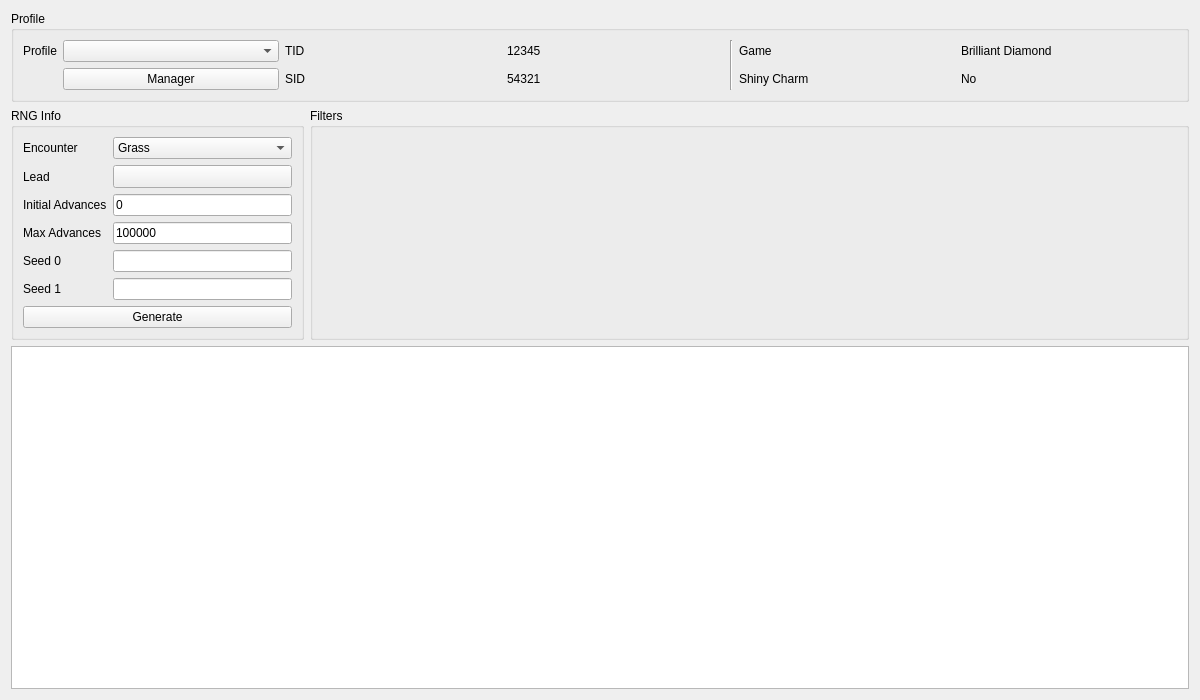
Qt form Source/Forms/Gen8/Static8.ui (Admiral-Fish/PokeFinder) before a commit.
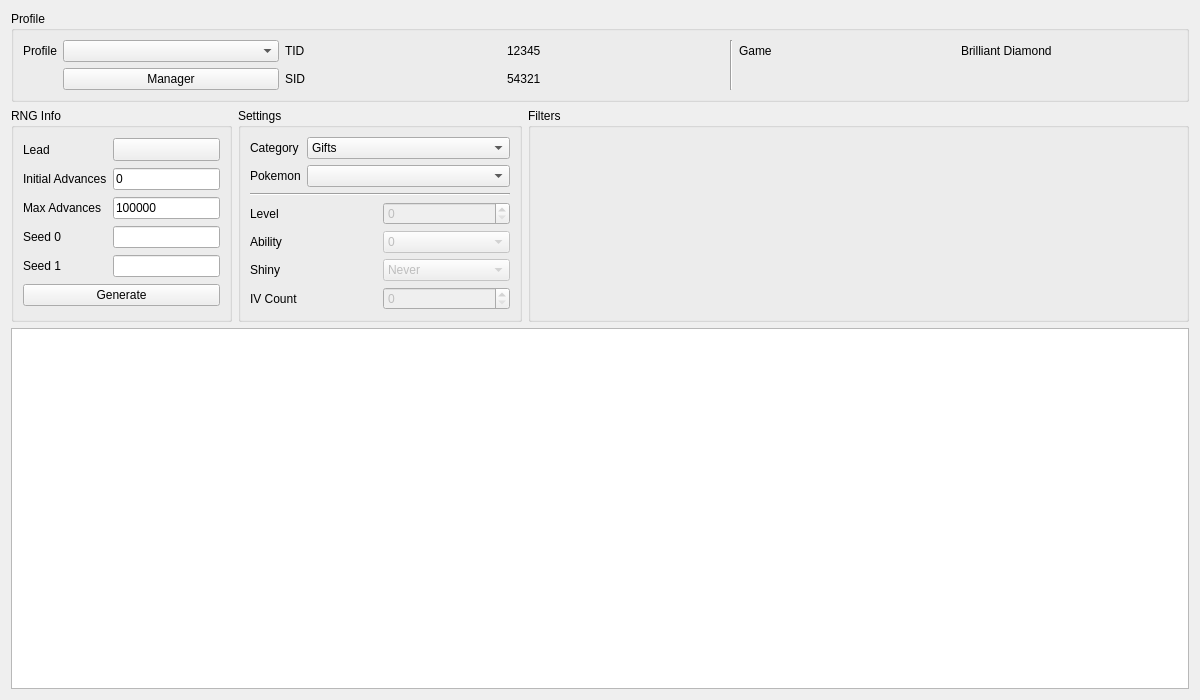
The same form after that commit. Custom widgets are drawn as their Qt base class.

```diff
--- a/Source/Forms/Gen8/Static8.ui
+++ b/Source/Forms/Gen8/Static8.ui
@@ -26,89 +26,37 @@
       <string>RNG Info</string>
      </property>
      <layout class="QGridLayout" name="gridLayout_3">
-      <item row="2" column="1">
+      <item row="4" column="1">
+       <widget class="TextBox" name="textBoxSeed1"/>
+      </item>
+      <item row="1" column="1">
        <widget class="TextBox" name="textBoxInitialAdvances">
         <property name="text">
          <string notr="true">0</string>
         </property>
        </widget>
       </item>
-      <item row="3" column="1">
-       <widget class="TextBox" name="textBoxMaxAdvances">
-        <property name="text">
-         <string notr="true">100000</string>
-        </property>
-       </widget>
-      </item>
-      <item row="2" column="0">
-       <widget class="QLabel" name="labelInitialAdvances">
-        <property name="sizePolicy">
-         <sizepolicy hsizetype="Fixed" vsizetype="Preferred">
-          <horstretch>0</horstretch>
-          <verstretch>0</verstretch>
-         </sizepolicy>
-        </property>
-        <property name="text">
-         <string>Initial Advances</string>
-        </property>
-       </widget>
-      </item>
-      <item row="1" column="0">
-       <widget class="QLabel" name="labelLead">
-        <property name="sizePolicy">
-         <sizepolicy hsizetype="Fixed" vsizetype="Preferred">
-          <horstretch>0</horstretch>
-          <verstretch>0</verstretch>
-         </sizepolicy>
-        </property>
-        <property name="text">
-         <string>Lead</string>
-        </property>
-       </widget>
-      </item>
-      <item row="4" column="1">
-       <widget class="TextBox" name="textBoxSeed0"/>
-      </item>
-      <item row="0" column="0">
-       <widget class="QLabel" name="labelEncounter">
-        <property name="sizePolicy">
-         <sizepolicy hsizetype="Fixed" vsizetype="Preferred">
-          <horstretch>0</horstretch>
-          <verstretch>0</verstretch>
-         </sizepolicy>
-        </property>
-        <property name="text">
-         <string>Encounter</string>
-        </property>
-       </widget>
-      </item>
       <item row="0" column="1">
-       <widget class="QComboBox" name="comboBoxEncounter">
-        <item>
-         <property name="text">
-          <string>Grass</string>
-         </property>
-        </item>
-        <item>
-         <property name="text">
-          <string>Surf</string>
-         </property>
-        </item>
-        <item>
-         <property name="text">
-          <string>Fishing</string>
-         </property>
-        </item>
+       <widget class="ComboMenu" name="toolButtonLead">
+        <property name="sizePolicy">
+         <sizepolicy hsizetype="Preferred" vsizetype="Fixed">
+          <horstretch>0</horstretch>
+          <verstretch>0</verstretch>
+         </sizepolicy>
+        </property>
+        <property name="popupMode">
+         <enum>QToolButton::InstantPopup</enum>
+        </property>
        </widget>
       </item>
-      <item row="5" column="0">
+      <item row="4" column="0">
        <widget class="QLabel" name="labelSeed1">
         <property name="text">
          <string>Seed 1</string>
         </property>
        </widget>
       </item>
-      <item row="3" column="0">
+      <item row="2" column="0">
        <widget class="QLabel" name="labelMaxAdvances">
         <property name="sizePolicy">
          <sizepolicy hsizetype="Fixed" vsizetype="Preferred">
@@ -121,7 +69,17 @@
         </property>
        </widget>
       </item>
-      <item row="4" column="0">
+      <item row="2" column="1">
+       <widget class="TextBox" name="textBoxMaxAdvances">
+        <property name="text">
+         <string notr="true">100000</string>
+        </property>
+       </widget>
+      </item>
+      <item row="3" column="1">
+       <widget class="TextBox" name="textBoxSeed0"/>
+      </item>
+      <item row="3" column="0">
        <widget class="QLabel" name="labelSeed0">
         <property name="sizePolicy">
          <sizepolicy hsizetype="Fixed" vsizetype="Preferred">
@@ -134,20 +92,20 @@
         </property>
        </widget>
       </item>
-      <item row="1" column="1">
-       <widget class="ComboMenu" name="toolButtonLead">
+      <item row="1" column="0">
+       <widget class="QLabel" name="labelInitialAdvances">
         <property name="sizePolicy">
-         <sizepolicy hsizetype="Preferred" vsizetype="Fixed">
+         <sizepolicy hsizetype="Fixed" vsizetype="Preferred">
           <horstretch>0</horstretch>
           <verstretch>0</verstretch>
          </sizepolicy>
         </property>
-        <property name="popupMode">
-         <enum>QToolButton::InstantPopup</enum>
+        <property name="text">
+         <string>Initial Advances</string>
         </property>
        </widget>
       </item>
-      <item row="8" column="0" colspan="2">
+      <item row="7" column="0" colspan="2">
        <widget class="QPushButton" name="pushButtonGenerate">
         <property name="enabled">
          <bool>true</bool>
@@ -157,13 +115,23 @@
         </property>
        </widget>
       </item>
-      <item row="5" column="1">
-       <widget class="TextBox" name="textBoxSeed1"/>
+      <item row="0" column="0">
+       <widget class="QLabel" name="labelLead">
+        <property name="sizePolicy">
+         <sizepolicy hsizetype="Fixed" vsizetype="Preferred">
+          <horstretch>0</horstretch>
+          <verstretch>0</verstretch>
+         </sizepolicy>
+        </property>
+        <property name="text">
+         <string>Lead</string>
+        </property>
+       </widget>
       </item>
      </layout>
     </widget>
    </item>
-   <item row="1" column="1">
+   <item row="1" column="2">
     <widget class="QGroupBox" name="groupBoxFilters">
      <property name="sizePolicy">
       <sizepolicy hsizetype="Preferred" vsizetype="Preferred">
@@ -181,17 +149,7 @@
      </layout>
     </widget>
    </item>
-   <item row="2" column="0" colspan="2">
-    <widget class="TableView" name="tableView">
-     <property name="contextMenuPolicy">
-      <enum>Qt::CustomContextMenu</enum>
-     </property>
-     <attribute name="verticalHeaderVisible">
-      <bool>false</bool>
-     </attribute>
-    </widget>
-   </item>
-   <item row="0" column="0" colspan="2">
+   <item row="0" column="0" colspan="3">
     <widget class="QGroupBox" name="groupBoxProfile">
      <property name="title">
       <string>Profile</string>
@@ -269,20 +227,184 @@
       <item row="0" column="1">
        <widget class="QComboBox" name="comboBoxProfiles"/>
       </item>
-      <item row="1" column="6">
-       <widget class="QLabel" name="labelProfileShinyCharm">
+     </layout>
+    </widget>
+   </item>
+   <item row="2" column="0" colspan="3">
+    <widget class="TableView" name="tableView">
+     <property name="contextMenuPolicy">
+      <enum>Qt::CustomContextMenu</enum>
+     </property>
+     <attribute name="verticalHeaderVisible">
+      <bool>false</bool>
+     </attribute>
+    </widget>
+   </item>
+   <item row="1" column="1">
+    <widget class="QGroupBox" name="groupBoxSettings">
+     <property name="sizePolicy">
+      <sizepolicy hsizetype="Preferred" vsizetype="Preferred">
+       <horstretch>1</horstretch>
+       <verstretch>0</verstretch>
+      </sizepolicy>
+     </property>
+     <property name="title">
+      <string>Settings</string>
+     </property>
+     <layout class="QGridLayout" name="gridLayout_6">
+      <item row="0" column="0">
+       <widget class="QLabel" name="labelCategory">
         <property name="text">
-         <string>Shiny Charm</string>
+         <string>Category</string>
         </property>
        </widget>
       </item>
-      <item row="1" column="7">
-       <widget class="QLabel" name="labelProfileShinyCharmValue">
+      <item row="0" column="1">
+       <widget class="QComboBox" name="comboBoxCategory">
+        <item>
+         <property name="text">
+          <string>Gifts</string>
+         </property>
+        </item>
+        <item>
+         <property name="text">
+          <string>Fossils</string>
+         </property>
+        </item>
+        <item>
+         <property name="text">
+          <string>Stationary</string>
+         </property>
+        </item>
+        <item>
+         <property name="text">
+          <string>Roamers</string>
+         </property>
+        </item>
+        <item>
+         <property name="text">
+          <string>Legends</string>
+         </property>
+        </item>
+        <item>
+         <property name="text">
+          <string>Ramanas Park (Pure Space)</string>
+         </property>
+        </item>
+        <item>
+         <property name="text">
+          <string>Ramanas Park (Strange Space)</string>
+         </property>
+        </item>
+       </widget>
+      </item>
+      <item row="1" column="0">
+       <widget class="QLabel" name="labelPokemon">
         <property name="text">
-         <string>No</string>
+         <string>Pokemon</string>
         </property>
        </widget>
       </item>
+      <item row="1" column="1">
+       <widget class="QComboBox" name="comboBoxPokemon"/>
+      </item>
+      <item row="2" column="0" colspan="2">
+       <widget class="Line" name="line_2">
+        <property name="orientation">
+         <enum>Qt::Horizontal</enum>
+        </property>
+       </widget>
+      </item>
+      <item row="3" column="0" colspan="2">
+       <layout class="QGridLayout" name="gridLayout_5">
+        <item row="0" column="0">
+         <widget class="QLabel" name="labelLevel">
+          <property name="text">
+           <string>Level</string>
+          </property>
+         </widget>
+        </item>
+        <item row="0" column="1">
+         <widget class="QSpinBox" name="spinBoxLevel">
+          <property name="enabled">
+           <bool>false</bool>
+          </property>
+         </widget>
+        </item>
+        <item row="1" column="0">
+         <widget class="QLabel" name="label_4">
+          <property name="text">
+           <string>Ability</string>
+          </property>
+         </widget>
+        </item>
+        <item row="1" column="1">
+         <widget class="ComboBox" name="comboBoxAbility">
+          <property name="enabled">
+           <bool>false</bool>
+          </property>
+          <item>
+           <property name="text">
+            <string>0</string>
+           </property>
+          </item>
+          <item>
+           <property name="text">
+            <string>1</string>
+           </property>
+          </item>
+          <item>
+           <property name="text">
+            <string>H</string>
+           </property>
+          </item>
+          <item>
+           <property name="text">
+            <string>0/1</string>
+           </property>
+          </item>
+         </widget>
+        </item>
+        <item row="2" column="0">
+         <widget class="QLabel" name="labelShiny">
+          <property name="text">
+           <string>Shiny</string>
+          </property>
+         </widget>
+        </item>
+        <item row="2" column="1">
+         <widget class="ComboBox" name="comboBoxShiny">
+          <property name="enabled">
+           <bool>false</bool>
+          </property>
+          <item>
+           <property name="text">
+            <string>Never</string>
+           </property>
+          </item>
+          <item>
+           <property name="text">
+            <string>Random</string>
+           </property>
+          </item>
+         </widget>
+        </item>
+        <item row="3" column="0">
+         <widget class="QLabel" name="labelIVCount">
+          <property name="text">
+           <string>IV Count</string>
+          </property>
+         </widget>
+        </item>
+        <item row="3" column="1">
+         <widget class="QSpinBox" name="spinBoxIVCount">
+          <property name="enabled">
+           <bool>false</bool>
+          </property>
+         </widget>
+        </item>
+       </layout>
+      </item>
      </layout>
     </widget>
    </item>
@@ -310,6 +432,11 @@
    <extends>QToolButton</extends>
    <header>Forms/Controls/ComboMenu.hpp</header>
   </customwidget>
+  <customwidget>
+   <class>ComboBox</class>
+   <extends>QComboBox</extends>
+   <header>Forms/Controls/ComboBox.hpp</header>
+  </customwidget>
  </customwidgets>
  <tabstops>
   <tabstop>comboBoxProfiles</tabstop>
```
Left out of the diff: 8 changed lines with no effect on the pictures.
